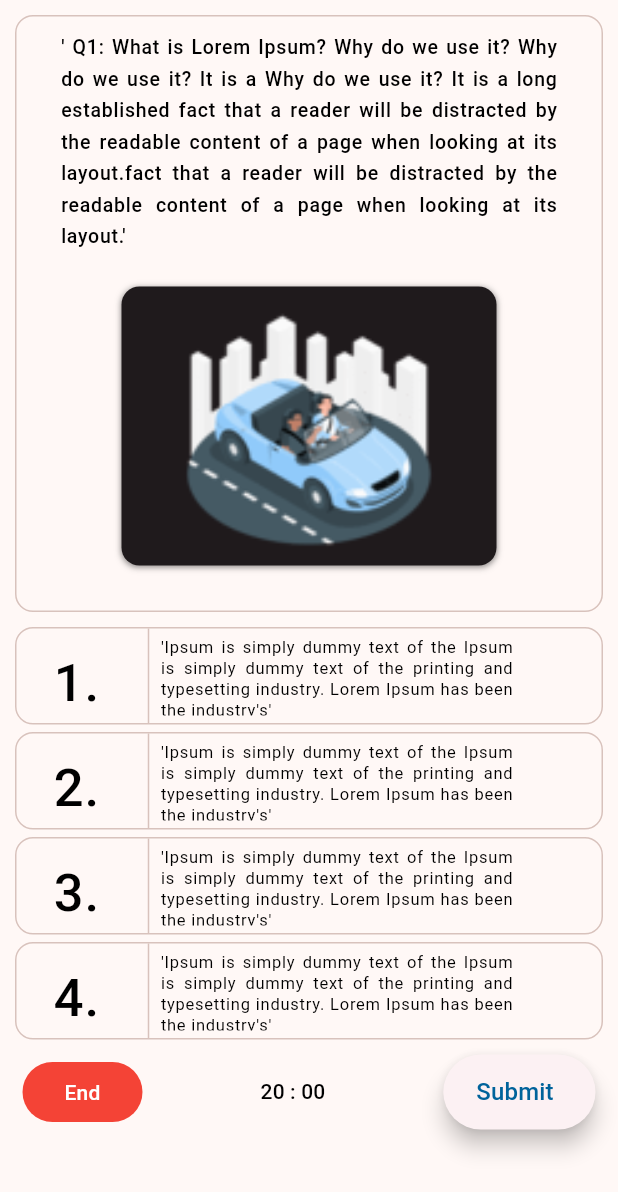
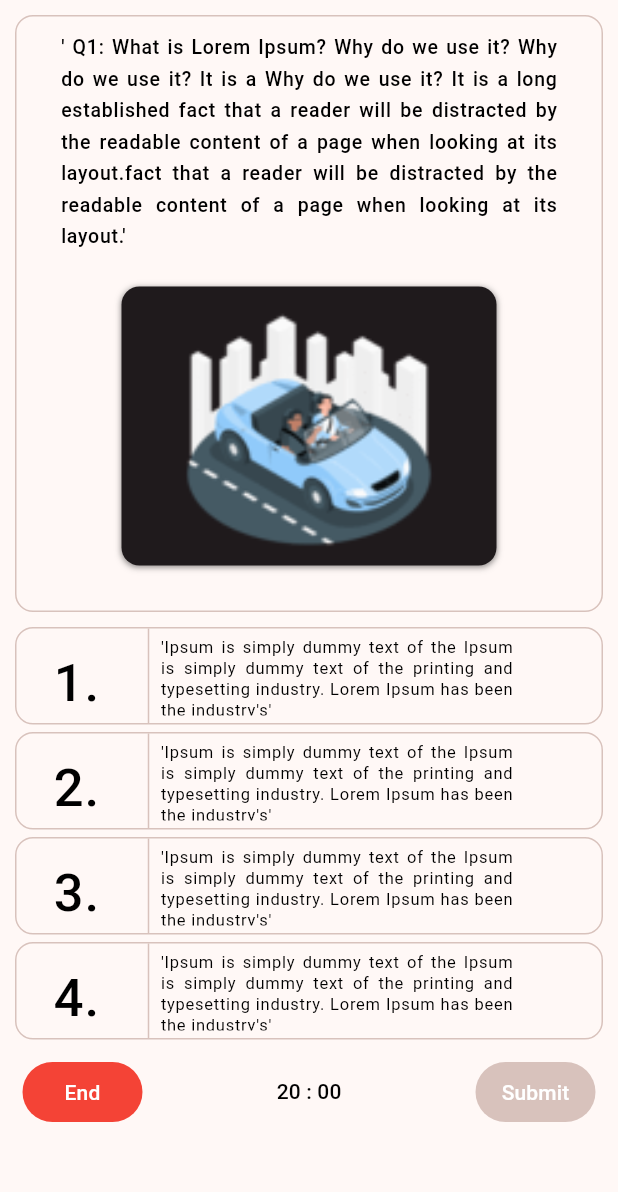
Before and after one commit to sacrilegioushero220/Learners-Choice-App, a Flutter app: the MockTestScreen screen opened directly, on a phone screen of 412 x 824 dp. Shown: the top 1192 px of the screen. Run offline on Flutter 3.47's test engine with Material 3 defaults, Android fonts, the phone set to English and light mode, and no system bars; our stand-ins replace cached_network_image, cloud_firestore, equatable, firebase_core, flutter_bloc, flutter_cache_manager and 3 more; accounts and stored records are empty; network calls fail; statements that could not run were skipped.

Commit message:
refactored the code

```diff
--- a/lib/Presentation/Intro/image_screen.dart
+++ b/lib/Presentation/Intro/image_screen.dart
@@ -2,7 +2,7 @@ import 'dart:io';
 import 'package:flutter/material.dart';
 import 'package:flutter_bloc/flutter_bloc.dart';
 import 'package:learners_choice_app/Presentation/home/home.dart';
-import 'package:learners_choice_app/core/blocs/cubit/cubit/local_storage_cubit.dart';
+import 'package:learners_choice_app/core/blocs/cubit/localStorageCubit/local_storage_cubit.dart';
 import 'package:learners_choice_app/presentation/Intro/name_screen.dart';
 import 'package:learners_choice_app/core/constants/text.dart';
 import 'package:learners_choice_app/core/extensions/color_extention.dart';
--- a/lib/Presentation/Intro/name_screen.dart
+++ b/lib/Presentation/Intro/name_screen.dart
@@ -1,11 +1,10 @@
 import 'package:flutter/material.dart';
 import 'package:flutter_bloc/flutter_bloc.dart';
 import 'package:learners_choice_app/Presentation/Intro/image_screen.dart';
-import 'package:learners_choice_app/core/blocs/cubit/cubit/local_storage_cubit.dart';
+import 'package:learners_choice_app/core/blocs/cubit/localStorageCubit/local_storage_cubit.dart';
 import 'package:learners_choice_app/core/constants/text.dart';
 import 'package:learners_choice_app/core/extensions/color_extention.dart';
 import 'package:learners_choice_app/core/extensions/text_extension.dart';
-import 'package:learners_choice_app/network/api_service.dart';
 import '../../../../core/widgets/customButtons/custom_fab_button.dart';
 
 class NameScreen extends StatelessWidget {
--- a/lib/Presentation/learners_test/mock_test_screen.dart
+++ b/lib/Presentation/learners_test/mock_test_screen.dart
@@ -1,6 +1,5 @@
 import 'package:flutter/material.dart';
 import 'package:learners_choice_app/core/constants/text.dart';
-import 'package:learners_choice_app/core/widgets/customButtons/custom_fab_button.dart';
 import 'package:learners_choice_app/core/widgets/customButtons/custom_round_button.dart';
 import 'package:learners_choice_app/core/widgets/mock_test/question_card.dart';
 import 'package:learners_choice_app/core/widgets/mock_test/option_card.dart';
@@ -62,20 +61,17 @@ class MockTestScreen extends StatelessWidget {
                     child: Row(
                       mainAxisAlignment: MainAxisAlignment.spaceBetween,
                       children: [
-                        buildCustomRoundedButton(
-                          context: context,
+                        BuildCustomRoundedButton(
                           color: Colors.red,
                           onPressed: () {},
                           label: "End",
                         ),
                         const CountDownTimer(),
-                        BuildCustomFabButton(
-                          heroTag: "6",
+                        BuildCustomRoundedButton(
+                          color: const Color(0xFFD8C2BC),
+                          onPressed: () {},
                           label: "Submit",
-                          isReversed: true,
-                          onPressed: () {},
-                          ishidden: true,
-                        )
+                        ),
                       ],
                     ),
                   )
--- a/lib/core/widgets/customButtons/custom_round_button.dart
+++ b/lib/core/widgets/customButtons/custom_round_button.dart
@@ -1,12 +1,17 @@
 import 'package:flutter/material.dart';
 import 'package:learners_choice_app/core/extensions/text_extension.dart';
 
-Widget buildCustomRoundedButton({
-  required BuildContext context,
-  required Color color,
-  required void Function() onPressed,
-  required String label,
-}) {
+class BuildCustomRoundedButton extends StatelessWidget {
+  const BuildCustomRoundedButton(
+      {super.key,
+      required this.color,
+      required this.onPressed,
+      required this.label});
+  final Color color;
+  final void Function() onPressed;
+  final String label;
+  @override
+  Widget build(BuildContext context) {
     return Container(
       width: 80,
       height: 40,
@@ -31,3 +36,4 @@ Widget buildCustomRoundedButton({
       ),
     );
   }
+}
--- a/lib/core/widgets/custom_app_bar.dart
+++ b/lib/core/widgets/custom_app_bar.dart
@@ -2,7 +2,7 @@ import 'dart:io';
 
 import 'package:flutter/material.dart';
 import 'package:flutter_bloc/flutter_bloc.dart';
-import 'package:learners_choice_app/core/blocs/cubit/cubit/local_storage_cubit.dart';
+import 'package:learners_choice_app/core/blocs/cubit/localStorageCubit/local_storage_cubit.dart';
 import 'package:learners_choice_app/core/constants/text.dart';
 import 'package:learners_choice_app/core/extensions/color_extention.dart';
 import 'package:learners_choice_app/core/widgets/show_profile_dialog.dart';
--- a/lib/core/widgets/show_profile_dialog.dart
+++ b/lib/core/widgets/show_profile_dialog.dart
@@ -2,7 +2,7 @@ import 'dart:io';
 
 import 'package:flutter/material.dart';
 import 'package:flutter_bloc/flutter_bloc.dart';
-import 'package:learners_choice_app/core/blocs/cubit/cubit/local_storage_cubit.dart';
+import 'package:learners_choice_app/core/blocs/cubit/localStorageCubit/local_storage_cubit.dart';
 import 'package:learners_choice_app/core/extensions/text_extension.dart';
 import 'package:learners_choice_app/core/widgets/my_custom_widgets.dart';
 
--- a/lib/main.dart
+++ b/lib/main.dart
@@ -4,7 +4,7 @@ import 'package:flutter_bloc/flutter_bloc.dart';
 import 'package:learners_choice_app/app.dart';
 import 'package:learners_choice_app/core/blocs/bloc_observer.dart';
 import 'package:learners_choice_app/core/blocs/cubit/apiCubit/api_cubit.dart';
-import 'package:learners_choice_app/core/blocs/cubit/cubit/local_storage_cubit.dart';
+import 'package:learners_choice_app/core/blocs/cubit/localStorageCubit/local_storage_cubit.dart';
 import 'package:learners_choice_app/firebase_options.dart';
 
 void main() async {
--- a/lib/splash_screen.dart
+++ b/lib/splash_screen.dart
@@ -1,7 +1,7 @@
 import 'package:flutter/material.dart';
 import 'package:flutter_bloc/flutter_bloc.dart';
 import 'package:learners_choice_app/Presentation/presentation_layer.dart';
-import 'package:learners_choice_app/core/blocs/cubit/cubit/local_storage_cubit.dart';
+import 'package:learners_choice_app/core/blocs/cubit/localStorageCubit/local_storage_cubit.dart';
 
 class SplashScreen extends StatefulWidget {
   const SplashScreen({super.key});
```
Also changed, not shown: lib/Presentation/home/home_screen.dart (+9 -1 lines), lib/core/widgets/ll_tile.dart (+16 -16 lines), lib/core/blocs/cubit/localStorageCubit/local_storage_cubit.dart (renamed from lib/core/blocs/cubit/cubit/local_storage_cubit.dart), lib/core/blocs/cubit/localStorageCubit/local_storage_state.dart (renamed from lib/core/blocs/cubit/cubit/local_storage_state.dart). Lines whose indentation alone changed are shown as unchanged.
